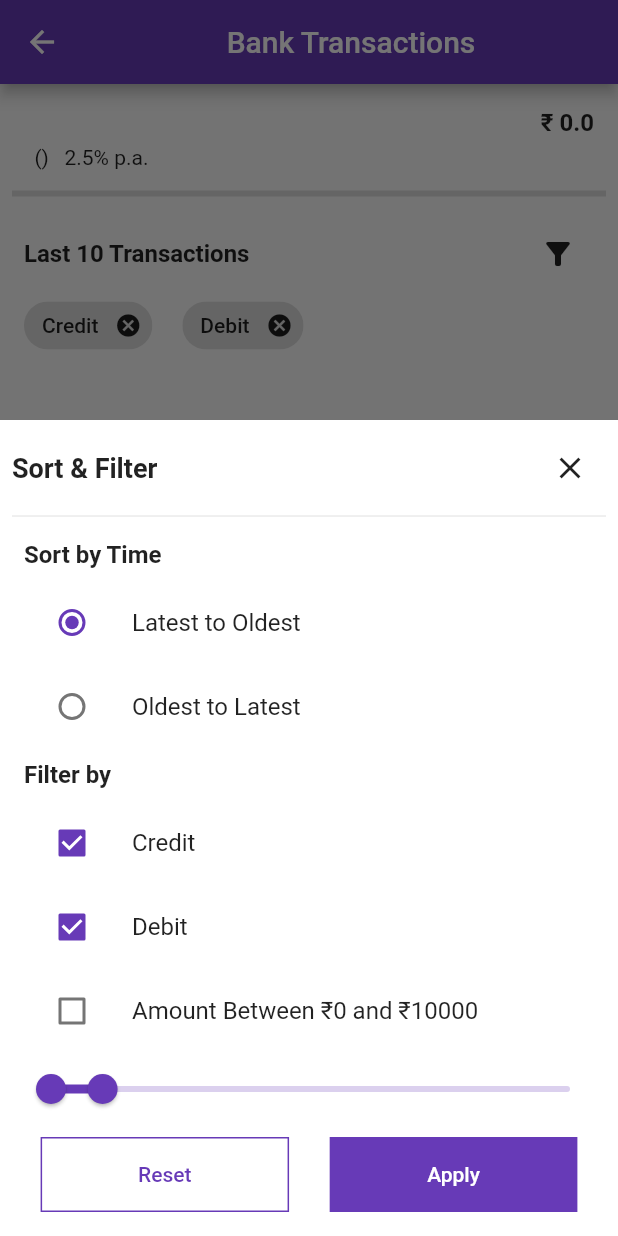
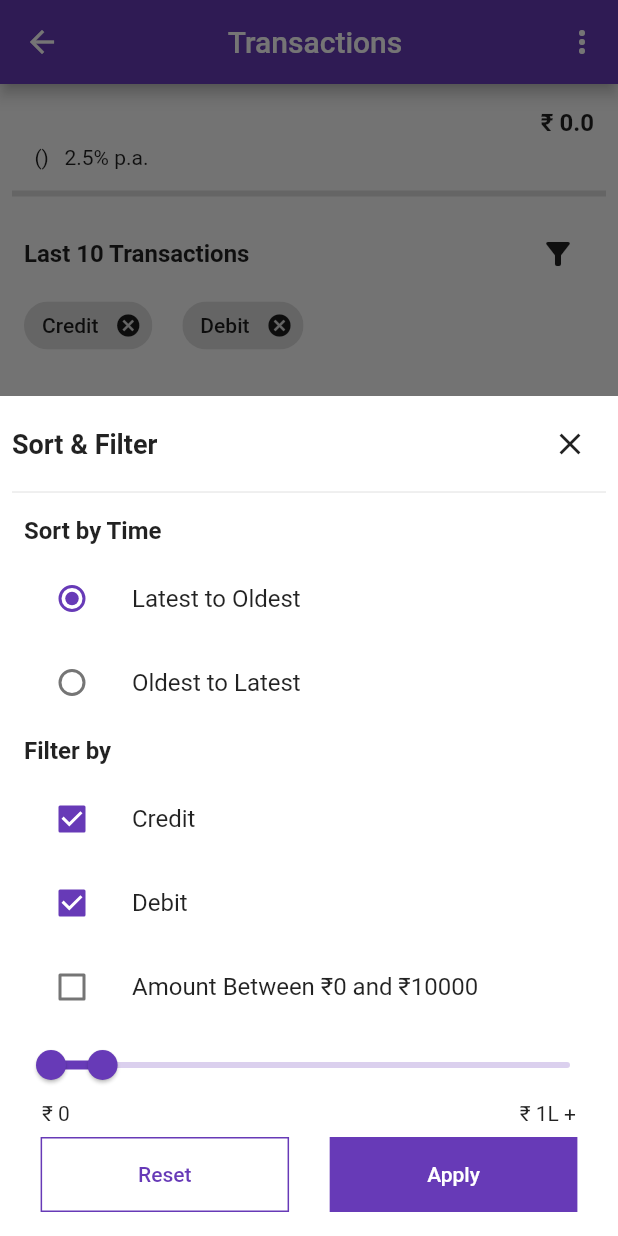
Before and after one commit to Chirag-Mathur/finurja-coding, a Flutter app: the BankTransactionsScreen screen opened directly with empty values, after a tap on the "filter alt" icon, on a phone screen of 412 x 824 dp. Run offline on Flutter 3.47's test engine with Material 2 defaults, Android fonts, the light colour scheme and no system bars; network calls fail.

Commit message:
Finished :sparkles:

```diff
--- a/assets/bank_data.json
+++ b/assets/bank_data.json
@@ -1,7 +1,7 @@
 {
     "banks": [
         {
-            "name": "HDFC BANK",
+            "name": "HDFC Bank",
             "type:": "Savings AC",
             "account": "XX3845",
             "balance": 54000.0,
@@ -52,7 +52,7 @@
             ]
         },
         {
-            "name": "Federal BANK",
+            "name": "Federal Bank",
             "type:": "Savings AC",
             "account": "XX3845",
             "balance": 54000.0,
--- a/lib/screens/bank_transactions.dart
+++ b/lib/screens/bank_transactions.dart
@@ -64,7 +64,15 @@ class _BankTransactionsScreenState extends State<BankTransactionsScreen> {
   Widget build(BuildContext context) {
     return Scaffold(
       appBar: AppBar(
-        title: const Center(child: Text('Bank Transactions')),
+        title: const Center(child: Text('Transactions')),
+        actions: [
+          IconButton(
+            onPressed: () {},
+            icon: Icon(
+              Icons.more_vert,
+            ),
+          ),
+        ],
       ),
       body: Padding(
         padding: const EdgeInsets.all(8.0),
@@ -267,6 +275,19 @@ class _BankTransactionsScreenState extends State<BankTransactionsScreen> {
                                                 });
                                               },
                                             ),
+                                            Padding(
+                                              padding:
+                                                  const EdgeInsets.symmetric(
+                                                horizontal: 20.0,
+                                              ),
+                                              child: Row(
+                                                children: [
+                                                  Text("₹ 0"),
+                                                  Spacer(),
+                                                  Text("₹ 1L +")
+                                                ],
+                                              ),
+                                            ),
                                             Row(
                                               mainAxisAlignment:
                                                   MainAxisAlignment.spaceEvenly,
```
Also changed, not shown: lib/screens/bank_list.dart (+13 -1 lines), lib/widgets/bank_transaction_tile.dart (+15 -6 lines).
